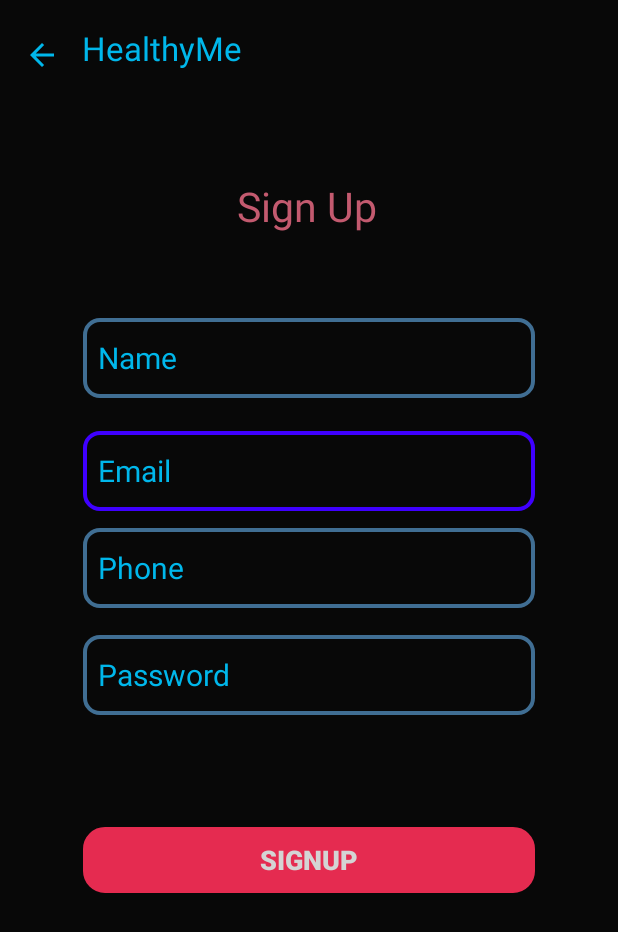
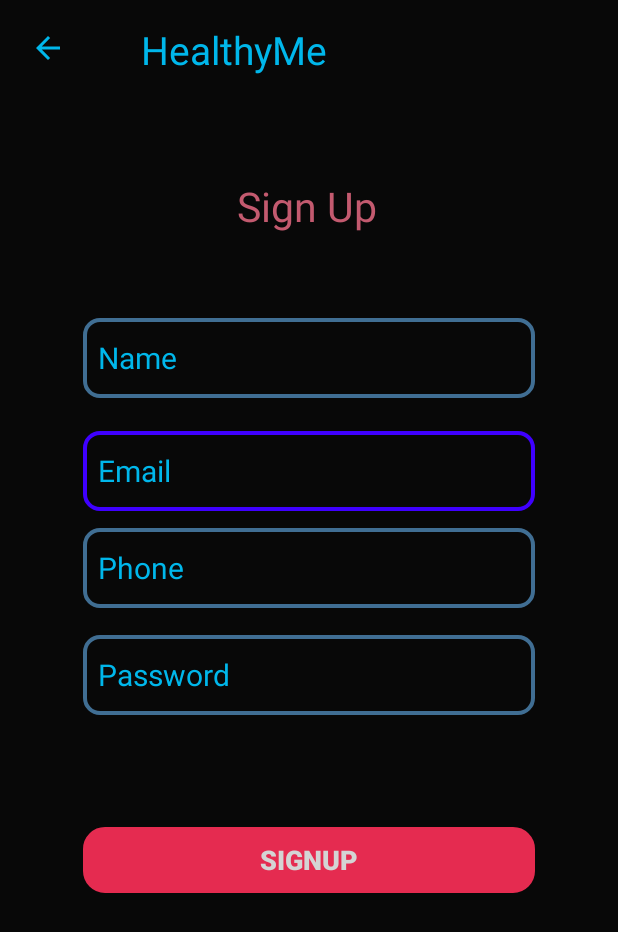
Before and after one commit to KhyatiVyas13/DE_HealthyMe, an Android app: the SignUpActivity screen opened directly, with no data from a screen before it, on a phone screen of 412 x 824 dp. Shown: the top 932 px of the screen. Run offline under Robolectric (Android 15) with nearby library versions, the phone set to English and light mode, and no system bars; Roboto replaces fonts that are not available here.

Commit message:
New commit

```diff
--- a/app/src/main/java/c/njk/demo/HomeActivity.java
+++ b/app/src/main/java/c/njk/demo/HomeActivity.java
@@ -134,6 +134,7 @@ public class HomeActivity extends AppCompatActivity {
 
     }
 
+    //for vectors
     private void initImages(){
 
         hImage.add(R.drawable.health);
--- a/app/src/main/java/c/njk/demo/MainActivity.java
+++ b/app/src/main/java/c/njk/demo/MainActivity.java
@@ -25,7 +25,7 @@ public class MainActivity extends AppCompatActivity {
         textView = findViewById(R.id.title);
         vector = findViewById(R.id.vectorImg);
 
-        //Customised font
+        //for Customised font
         Typeface kohoFont = Typeface.createFromAsset(getAssets(),"fonts/KoHo-Medium.ttf");
         textView.setTypeface(kohoFont);
 
--- a/app/src/main/java/c/njk/demo/StaggeredHomeAdapter.java
+++ b/app/src/main/java/c/njk/demo/StaggeredHomeAdapter.java
@@ -18,6 +18,7 @@ import androidx.recyclerview.widget.RecyclerView;
 
 public class StaggeredHomeAdapter extends RecyclerView.Adapter<StaggeredHomeAdapter.ViewHolder> {
 
+    //for names & images
     private ArrayList<String> hName = new ArrayList<>();
     private ArrayList<Integer> hImage = new ArrayList<>();
     private Context context;
--- a/app/src/main/res/layout/activity_home.xml
+++ b/app/src/main/res/layout/activity_home.xml
@@ -20,7 +20,7 @@
             android:text="@string/healthyme"
             android:textColor="@color/header"
             android:textSize="25sp"
-            android:layout_marginStart="70sp"
+            android:layout_marginStart="40sp"
             android:layout_marginTop="15sp"/>
 
     </LinearLayout>
--- a/app/src/main/res/layout/activity_sign_up.xml
+++ b/app/src/main/res/layout/activity_sign_up.xml
@@ -8,17 +8,18 @@
     android:background="@color/colorPrimary">
 
 
+        <LinearLayout
+            android:layout_width="match_parent"
+            android:layout_height="?actionBarSize"
+            app:layout_constraintEnd_toEndOf="parent"
+            app:layout_constraintTop_toTopOf="parent">
         <ImageView
             android:id="@+id/back"
             android:layout_width="wrap_content"
             android:layout_height="wrap_content"
             android:src="@drawable/ic_baseline_arrow_back_24"
-            app:layout_constraintBottom_toBottomOf="parent"
-            app:layout_constraintEnd_toEndOf="parent"
-            app:layout_constraintHorizontal_bias="0.041"
-            app:layout_constraintStart_toStartOf="parent"
-            app:layout_constraintTop_toTopOf="parent"
-            app:layout_constraintVertical_bias="0.031" />
+            android:layout_marginStart="20sp"
+            android:layout_marginTop="20sp" />
 
         <TextView
             android:id="@+id/head"
@@ -26,13 +27,10 @@
             android:layout_height="wrap_content"
             android:text="@string/healthyme"
             android:textColor="@color/header"
-            android:textSize="22sp"
-            app:layout_constraintBottom_toBottomOf="parent"
-            app:layout_constraintEnd_toEndOf="parent"
-            app:layout_constraintHorizontal_bias="0.18"
-            app:layout_constraintStart_toStartOf="parent"
-            app:layout_constraintTop_toTopOf="parent"
-            app:layout_constraintVertical_bias="0.022" />
+            android:textSize="26sp"
+            android:layout_marginStart="50sp"
+            android:layout_marginTop="15sp"/>
+        </LinearLayout>
 
         <EditText
             android:id="@+id/signUpEmail"
```
Also changed, not shown: app/src/main/res/layout/activity_login.xml (+8 -6 lines).
